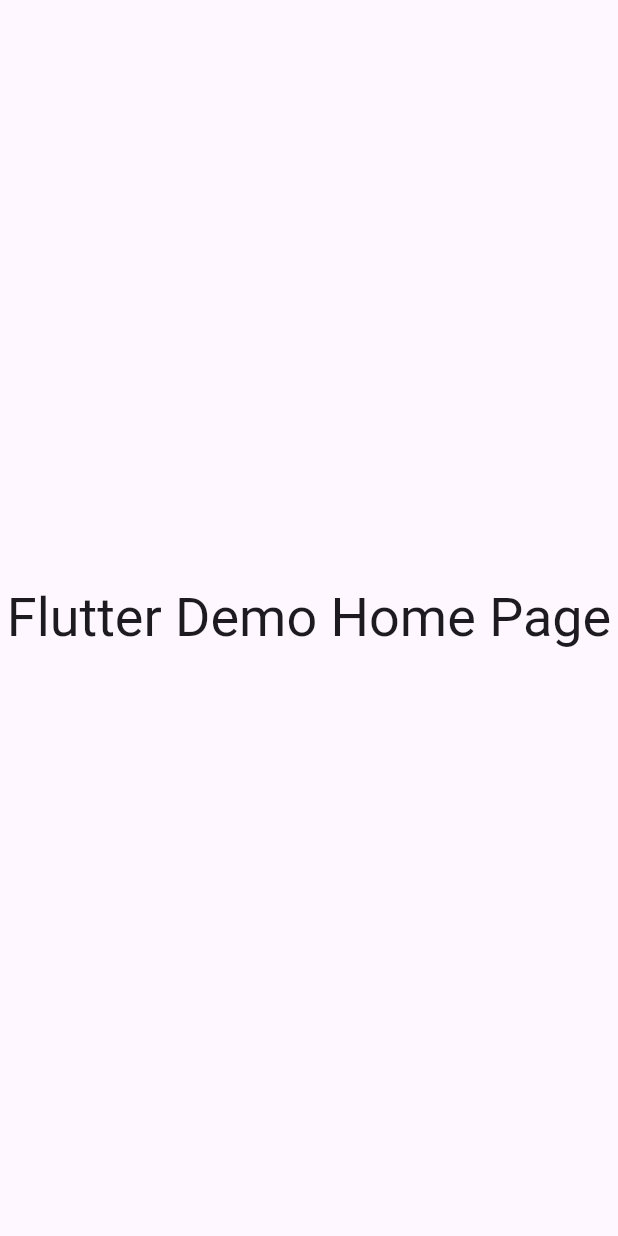
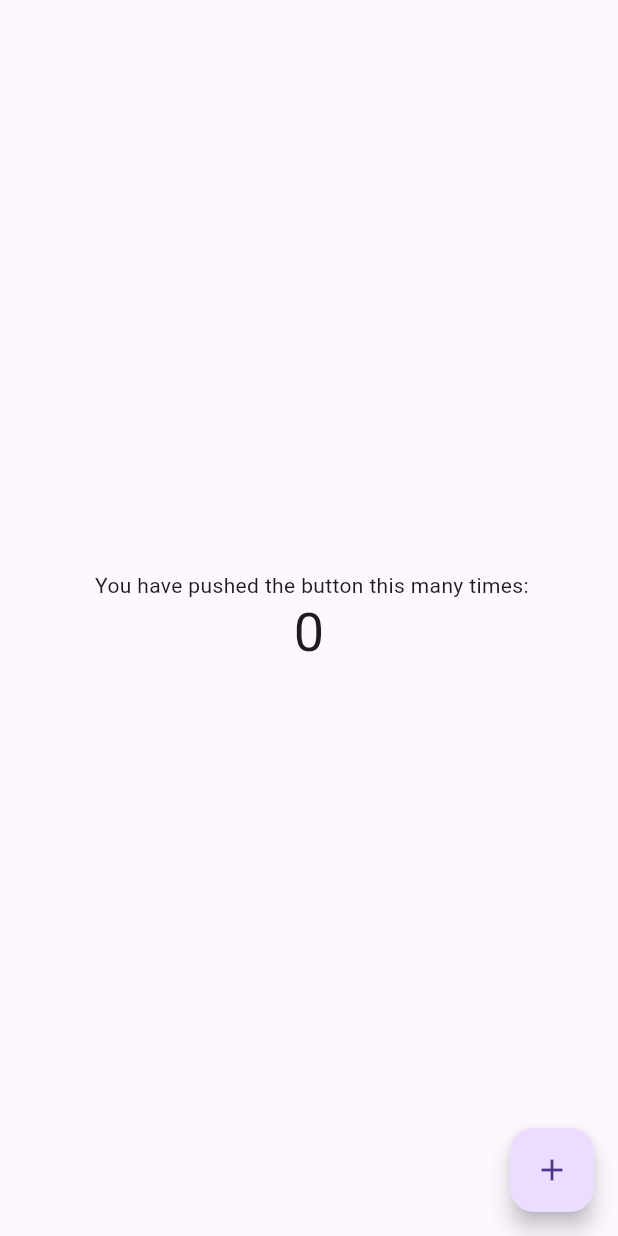
Before and after one commit to sonworks/flutter-mobile-app-development-bible, a Flutter app: the screen it shows after launch, on a phone screen of 412 x 824 dp. Run offline on Flutter 3.47's test engine with Material 3 defaults, Android fonts, the phone set to English and light mode, and no system bars.

```diff
--- a/chapter_3/flutter_application_1/lib/main.dart
+++ b/chapter_3/flutter_application_1/lib/main.dart
@@ -3,6 +3,8 @@ import 'package:flutter/material.dart'; // Flutterウィジェットが使用可
 // アプリが起動した時に、最初に動作する部分
 void main() => runApp(MyApp());
 
+/*
+// StatelessWidget Sample
 class MyApp extends StatelessWidget {
   @override
   Widget build(BuildContext context) => MaterialApp(
@@ -20,3 +22,50 @@ class MyApp extends StatelessWidget {
         ),
       );
 }
+*/
+
+// StatefulWidget Sample
+class MyApp extends StatefulWidget {
+  @override
+  _MyAppState createState() => _MyAppState();
+}
+
+// State<...> ん中身にはWidgetのクラス名を書く
+class _MyAppState extends State<MyApp> {
+  int _counter = 0;
+
+  void _incrementCounter() {
+    setState(() {
+      _counter++;
+    });
+  }
+
+  @override
+  Widget build(BuildContext context) => MaterialApp(
+        title: 'Flutter Demo',
+        theme: ThemeData(
+          primarySwatch: Colors.blue,
+        ),
+        home: Scaffold(
+          body: Center(
+            child: Column(
+              mainAxisAlignment: MainAxisAlignment.center,
+              children: <Widget>[
+                Text(
+                  ' You have pushed the button this many times:',
+                ),
+                Text(
+                  '$_counter',
+                  style: Theme.of(context).textTheme.displaySmall,
+                ),
+              ],
+            ),
+          ),
+          floatingActionButton: FloatingActionButton(
+            onPressed: _incrementCounter,
+            tooltip: 'Increment',
+            child: Icon(Icons.add),
+          ),
+        ),
+      );
+}
```
